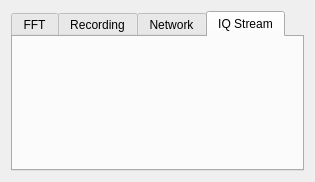
This is src/qtgui/audio_options.ui in gqrx-sdr/gqrx as Qt 5 draws it before an edit. The edited form follows.
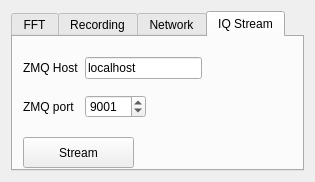
This is the edited form. Icons and pictures are not drawn. Custom widgets are drawn as their Qt base class.

```diff
--- a/src/qtgui/audio_options.ui
+++ b/src/qtgui/audio_options.ui
@@ -316,6 +316,110 @@
       <attribute name="title">
        <string>IQ Stream</string>
       </attribute>
+      <widget class="QWidget" name="layoutWidget">
+       <property name="geometry">
+        <rect>
+         <x>10</x>
+         <y>10</y>
+         <width>179</width>
+         <height>83</height>
+        </rect>
+       </property>
+       <layout class="QGridLayout" name="gridLayoutZMQ">
+        <item row="1" column="0">
+         <widget class="QLabel" name="portLabelZMQ">
+          <property name="sizePolicy">
+           <sizepolicy hsizetype="Minimum" vsizetype="Preferred">
+            <horstretch>0</horstretch>
+            <verstretch>0</verstretch>
+           </sizepolicy>
+          </property>
+          <property name="toolTip">
+           <string>Network port to stream to</string>
+          </property>
+          <property name="text">
+           <string>ZMQ port</string>
+          </property>
+         </widget>
+        </item>
+        <item row="1" column="1">
+         <widget class="QSpinBox" name="udpPortZMQ">
+          <property name="toolTip">
+           <string>Network port to stream to</string>
+          </property>
+          <property name="minimum">
+           <number>1</number>
+          </property>
+          <property name="maximum">
+           <number>65535</number>
+          </property>
+          <property name="value">
+           <number>9001</number>
+          </property>
+         </widget>
+        </item>
+        <item row="0" column="1" colspan="2">
+         <widget class="QLineEdit" name="udpHostZMQ">
+          <property name="toolTip">
+           <string>Network host to stream to</string>
+          </property>
+          <property name="text">
+           <string>localhost</string>
+          </property>
+         </widget>
+        </item>
+        <item row="0" column="0">
+         <widget class="QLabel" name="hostLabelZMQ">
+          <property name="sizePolicy">
+           <sizepolicy hsizetype="Minimum" vsizetype="Preferred">
+            <horstretch>0</horstretch>
+            <verstretch>0</verstretch>
+           </sizepolicy>
+          </property>
+          <property name="toolTip">
+           <string>Network host to stream to</string>
+          </property>
+          <property name="text">
+           <string>ZMQ Host</string>
+          </property>
+         </widget>
+        </item>
+       </layout>
+      </widget>
+      <widget class="QPushButton" name="zmqStreamButton">
+       <property name="geometry">
+        <rect>
+         <x>10</x>
+         <y>100</y>
+         <width>111</width>
+         <height>31</height>
+        </rect>
+       </property>
+       <property name="sizePolicy">
+        <sizepolicy hsizetype="MinimumExpanding" vsizetype="Preferred">
+         <horstretch>0</horstretch>
+         <verstretch>0</verstretch>
+        </sizepolicy>
+       </property>
+       <property name="toolTip">
+        <string>Lock panadapter and waterfall sliders together</string>
+       </property>
+       <property name="statusTip">
+        <string>Lock panadapter and waterfall sliders together</string>
+       </property>
+       <property name="text">
+        <string>Stream</string>
+       </property>
+       <property name="checkable">
+        <bool>true</bool>
+       </property>
+       <property name="checked">
+        <bool>false</bool>
+       </property>
+       <property name="autoDefault">
+        <bool>false</bool>
+       </property>
+      </widget>
      </widget>
     </widget>
    </item>
```
Left out of the diff: 14 changed lines with no effect on the pictures.
